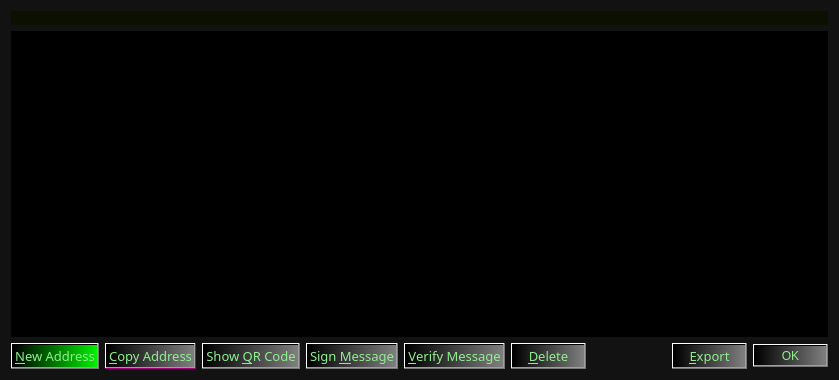
Before: the Qt Designer form src/qt/forms/addressbookpage.ui in gridcoin/Gridcoin-master, drawn with Qt 5.
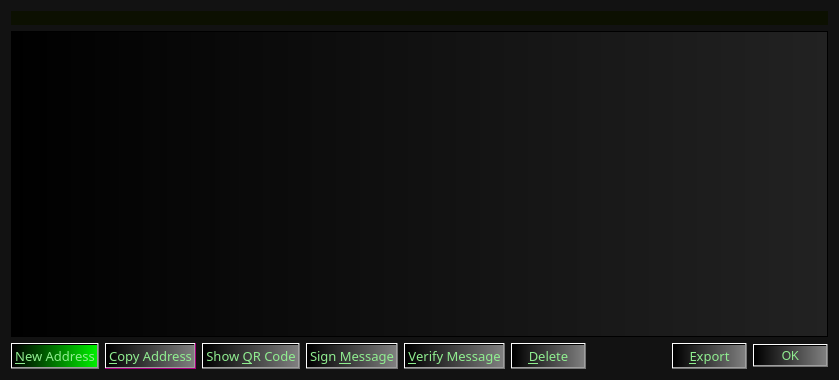
After: the same form once the commit is applied. Icons and pictures are not drawn.

```diff
--- a/src/qt/forms/addressbookpage.ui
+++ b/src/qt/forms/addressbookpage.ui
@@ -734,11 +734,31 @@
          <brush brushstyle="SolidPattern">
           <color alpha="255">
            <red>0</red>
-           <green>255</green>
+           <green>128</green>
            <blue>0</blue>
           </color>
          </brush>
         </colorrole>
+        <colorrole role="Button">
+         <brush brushstyle="LinearGradientPattern">
+          <gradient startx="0.000000000000000" starty="0.000000000000000" endx="1.000000000000000" endy="0.000000000000000" type="LinearGradient" spread="PadSpread" coordinatemode="ObjectBoundingMode">
+           <gradientstop position="0.000000000000000">
+            <color alpha="255">
+             <red>0</red>
+             <green>0</green>
+             <blue>0</blue>
+            </color>
+           </gradientstop>
+           <gradientstop position="1.000000000000000">
+            <color alpha="255">
+             <red>34</red>
+             <green>34</green>
+             <blue>34</blue>
+            </color>
+           </gradientstop>
+          </gradient>
+         </brush>
+        </colorrole>
         <colorrole role="Dark">
          <brush brushstyle="SolidPattern">
           <color alpha="255">
@@ -752,7 +772,7 @@
          <brush brushstyle="SolidPattern">
           <color alpha="255">
            <red>0</red>
-           <green>255</green>
+           <green>128</green>
            <blue>0</blue>
           </color>
          </brush>
@@ -761,27 +781,49 @@
          <brush brushstyle="SolidPattern">
           <color alpha="255">
            <red>0</red>
-           <green>102</green>
+           <green>128</green>
            <blue>0</blue>
           </color>
          </brush>
         </colorrole>
         <colorrole role="Base">
-         <brush brushstyle="SolidPattern">
+         <brush brushstyle="LinearGradientPattern">
+          <gradient startx="0.000000000000000" starty="0.000000000000000" endx="1.000000000000000" endy="0.000000000000000" type="LinearGradient" spread="PadSpread" coordinatemode="ObjectBoundingMode">
+           <gradientstop position="0.000000000000000">
           <color alpha="255">
            <red>0</red>
            <green>0</green>
            <blue>0</blue>
           </color>
+           </gradientstop>
+           <gradientstop position="1.000000000000000">
+            <color alpha="255">
+             <red>34</red>
+             <green>34</green>
+             <blue>34</blue>
+            </color>
+           </gradientstop>
+          </gradient>
          </brush>
         </colorrole>
         <colorrole role="Window">
-         <brush brushstyle="SolidPattern">
+         <brush brushstyle="LinearGradientPattern">
+          <gradient startx="0.000000000000000" starty="0.000000000000000" endx="1.000000000000000" endy="0.000000000000000" type="LinearGradient" spread="PadSpread" coordinatemode="ObjectBoundingMode">
+           <gradientstop position="0.000000000000000">
           <color alpha="255">
            <red>0</red>
            <green>0</green>
            <blue>0</blue>
           </color>
+           </gradientstop>
+           <gradientstop position="1.000000000000000">
+            <color alpha="255">
+             <red>34</red>
+             <green>34</green>
+             <blue>34</blue>
+            </color>
+           </gradientstop>
+          </gradient>
          </brush>
         </colorrole>
         <colorrole role="Shadow">
@@ -826,11 +868,31 @@
          <brush brushstyle="SolidPattern">
           <color alpha="255">
            <red>0</red>
-           <green>255</green>
+           <green>128</green>
            <blue>0</blue>
           </color>
          </brush>
         </colorrole>
+        <colorrole role="Button">
+         <brush brushstyle="LinearGradientPattern">
+          <gradient startx="0.000000000000000" starty="0.000000000000000" endx="1.000000000000000" endy="0.000000000000000" type="LinearGradient" spread="PadSpread" coordinatemode="ObjectBoundingMode">
+           <gradientstop position="0.000000000000000">
+            <color alpha="255">
+             <red>0</red>
+             <green>0</green>
+             <blue>0</blue>
+            </color>
+           </gradientstop>
+           <gradientstop position="1.000000000000000">
+            <color alpha="255">
+             <red>34</red>
+             <green>34</green>
+             <blue>34</blue>
+            </color>
+           </gradientstop>
+          </gradient>
+         </brush>
+        </colorrole>
         <colorrole role="Dark">
          <brush brushstyle="SolidPattern">
           <color alpha="255">
@@ -844,7 +906,7 @@
          <brush brushstyle="SolidPattern">
           <color alpha="255">
            <red>0</red>
-           <green>255</green>
+           <green>128</green>
            <blue>0</blue>
           </color>
          </brush>
@@ -853,27 +915,49 @@
          <brush brushstyle="SolidPattern">
           <color alpha="255">
            <red>0</red>
-           <green>102</green>
+           <green>128</green>
            <blue>0</blue>
           </color>
          </brush>
         </colorrole>
         <colorrole role="Base">
-         <brush brushstyle="SolidPattern">
+         <brush brushstyle="LinearGradientPattern">
+          <gradient startx="0.000000000000000" starty="0.000000000000000" endx="1.000000000000000" endy="0.000000000000000" type="LinearGradient" spread="PadSpread" coordinatemode="ObjectBoundingMode">
+           <gradientstop position="0.000000000000000">
           <color alpha="255">
            <red>0</red>
            <green>0</green>
            <blue>0</blue>
           </color>
+           </gradientstop>
+           <gradientstop position="1.000000000000000">
+            <color alpha="255">
+             <red>34</red>
+             <green>34</green>
+             <blue>34</blue>
+            </color>
+           </gradientstop>
+          </gradient>
          </brush>
         </colorrole>
         <colorrole role="Window">
-         <brush brushstyle="SolidPattern">
+         <brush brushstyle="LinearGradientPattern">
+          <gradient startx="0.000000000000000" starty="0.000000000000000" endx="1.000000000000000" endy="0.000000000000000" type="LinearGradient" spread="PadSpread" coordinatemode="ObjectBoundingMode">
+           <gradientstop position="0.000000000000000">
           <color alpha="255">
            <red>0</red>
            <green>0</green>
            <blue>0</blue>
           </color>
+           </gradientstop>
+           <gradientstop position="1.000000000000000">
+            <color alpha="255">
+             <red>34</red>
+             <green>34</green>
+             <blue>34</blue>
+            </color>
+           </gradientstop>
+          </gradient>
          </brush>
         </colorrole>
         <colorrole role="Shadow">
@@ -917,12 +1001,32 @@
         <colorrole role="WindowText">
          <brush brushstyle="SolidPattern">
           <color alpha="255">
-           <red>14</red>
-           <green>127</green>
-           <blue>118</blue>
+           <red>0</red>
+           <green>128</green>
+           <blue>0</blue>
           </color>
          </brush>
         </colorrole>
+        <colorrole role="Button">
+         <brush brushstyle="LinearGradientPattern">
+          <gradient startx="0.000000000000000" starty="0.000000000000000" endx="1.000000000000000" endy="0.000000000000000" type="LinearGradient" spread="PadSpread" coordinatemode="ObjectBoundingMode">
+           <gradientstop position="0.000000000000000">
+            <color alpha="255">
+             <red>0</red>
+             <green>0</green>
+             <blue>0</blue>
+            </color>
+           </gradientstop>
+           <gradientstop position="1.000000000000000">
+            <color alpha="255">
+             <red>34</red>
+             <green>34</green>
+             <blue>34</blue>
+            </color>
+           </gradientstop>
+          </gradient>
+         </brush>
+        </colorrole>
         <colorrole role="Dark">
          <brush brushstyle="SolidPattern">
           <color alpha="255">
@@ -935,37 +1039,59 @@
         <colorrole role="Text">
          <brush brushstyle="SolidPattern">
           <color alpha="255">
-           <red>14</red>
-           <green>127</green>
-           <blue>118</blue>
+           <red>0</red>
+           <green>128</green>
+           <blue>0</blue>
           </color>
          </brush>
         </colorrole>
         <colorrole role="ButtonText">
          <brush brushstyle="SolidPattern">
           <color alpha="255">
-           <red>14</red>
-           <green>127</green>
-           <blue>118</blue>
+           <red>0</red>
+           <green>128</green>
+           <blue>0</blue>
           </color>
          </brush>
         </colorrole>
         <colorrole role="Base">
-         <brush brushstyle="SolidPattern">
+         <brush brushstyle="LinearGradientPattern">
+          <gradient startx="0.000000000000000" starty="0.000000000000000" endx="1.000000000000000" endy="0.000000000000000" type="LinearGradient" spread="PadSpread" coordinatemode="ObjectBoundingMode">
+           <gradientstop position="0.000000000000000">
           <color alpha="255">
            <red>0</red>
            <green>0</green>
            <blue>0</blue>
           </color>
+           </gradientstop>
+           <gradientstop position="1.000000000000000">
+            <color alpha="255">
+             <red>34</red>
+             <green>34</green>
+             <blue>34</blue>
+            </color>
+           </gradientstop>
+          </gradient>
          </brush>
         </colorrole>
         <colorrole role="Window">
-         <brush brushstyle="SolidPattern">
+         <brush brushstyle="LinearGradientPattern">
+          <gradient startx="0.000000000000000" starty="0.000000000000000" endx="1.000000000000000" endy="0.000000000000000" type="LinearGradient" spread="PadSpread" coordinatemode="ObjectBoundingMode">
+           <gradientstop position="0.000000000000000">
           <color alpha="255">
            <red>0</red>
            <green>0</green>
            <blue>0</blue>
           </color>
+           </gradientstop>
+           <gradientstop position="1.000000000000000">
+            <color alpha="255">
+             <red>34</red>
+             <green>34</green>
+             <blue>34</blue>
+            </color>
+           </gradientstop>
+          </gradient>
          </brush>
         </colorrole>
         <colorrole role="Shadow">
@@ -1016,6 +1142,12 @@
      <property name="autoFillBackground">
       <bool>true</bool>
      </property>
+     <property name="styleSheet">
+      <string notr="true">
+background-color:qlineargradient(spread:pad, x1:0, y1:0, x2:1, y2:0, stop:0 rgba(0, 0, 0, 255), stop:1 rgba(34,34, 34, 255));
+color:green;
+</string>
+     </property>
      <property name="tabKeyNavigation">
       <bool>false</bool>
      </property>
```
Lines whose indentation alone changed are shown as unchanged.
